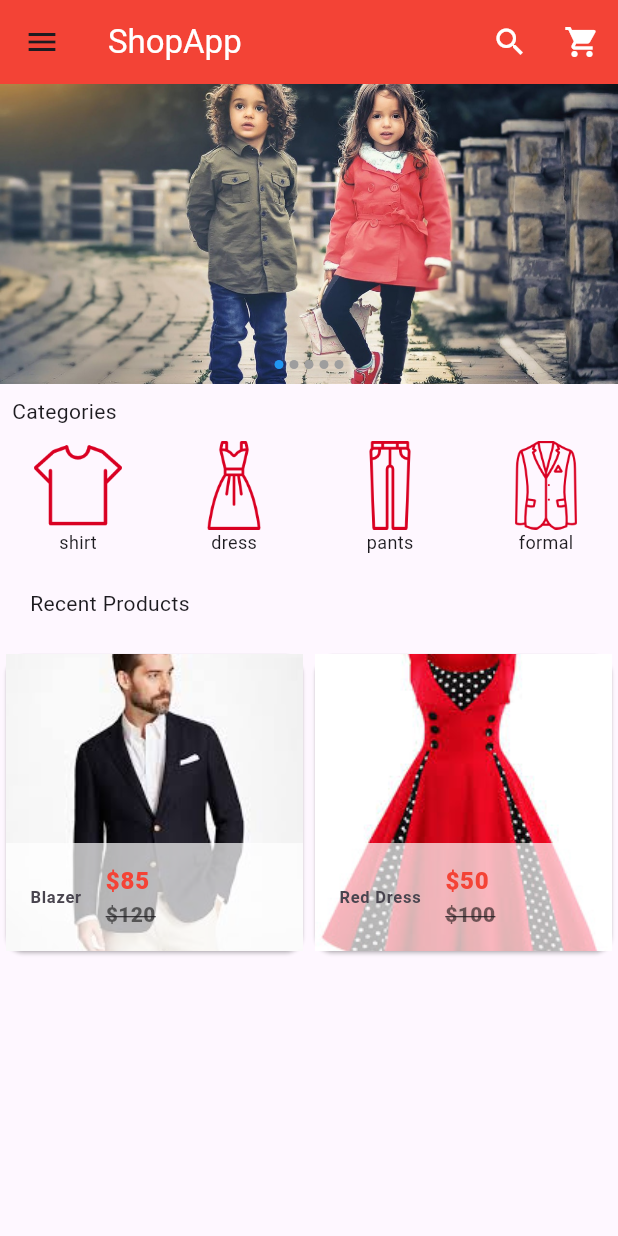
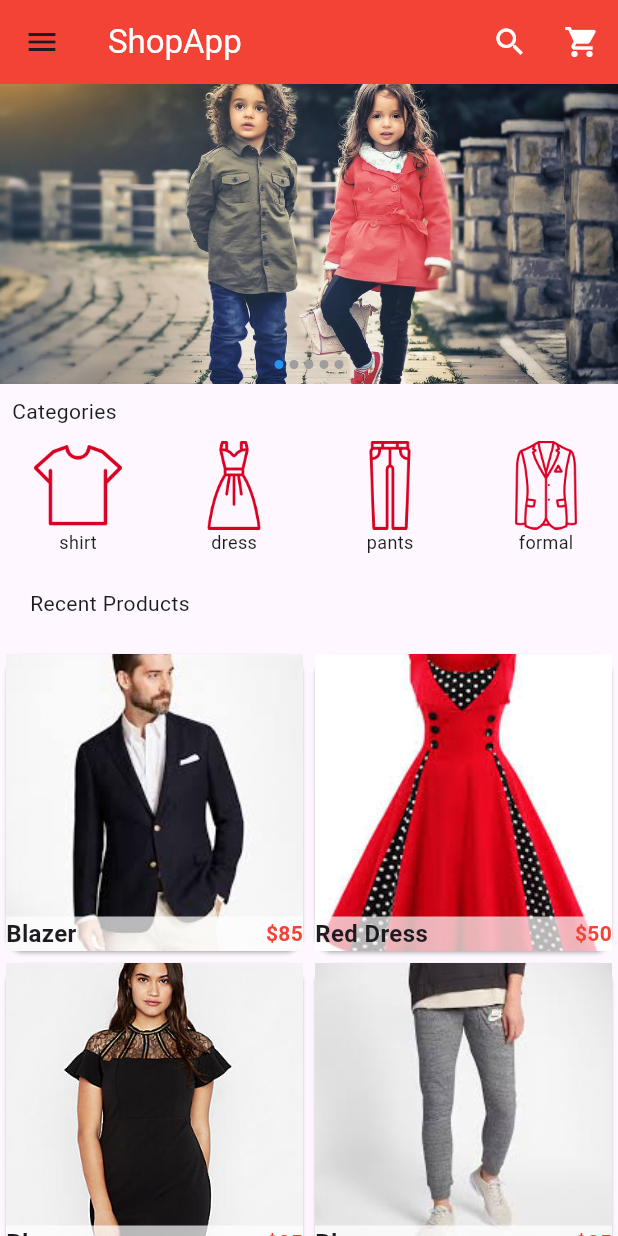
Before and after one commit to lesacIT/my_shop, a Flutter app: the screen it shows after launch, on a phone screen of 412 x 824 dp. Run offline on Flutter 3.47's test engine with Material 3 defaults, Android fonts, the phone set to English and light mode, and no system bars; drawn by our look-alikes of flutter_image_slideshow.

Commit message:
update Home page + product_details

```diff
--- a/lib/components/products.dart
+++ b/lib/components/products.dart
@@ -1,4 +1,5 @@
 import 'package:flutter/material.dart';
+import 'package:my_shop/pages/product_details.dart';
 
 class Products extends StatefulWidget {
   @override
@@ -18,7 +19,31 @@ class _ProductsState extends State<Products> {
       "picture": "images/products/dress1.jpeg",
       "old_price": 100,
       "price": 50,
-    }
+    },
+    {
+      "name": "Blazer",
+      "picture": "images/products/dress2.jpeg",
+      "old_price": 90,
+      "price": 85,
+    },
+    {
+      "name": "Blazer",
+      "picture": "images/products/pants2.jpeg",
+      "old_price": 120,
+      "price": 85,
+    },
+    {
+      "name": "Blazer",
+      "picture": "images/products/skt1.jpeg",
+      "old_price": 150,
+      "price": 125,
+    },
+    {
+      "name": "Blazer",
+      "picture": "images/products/skt2.jpeg",
+      "old_price": 140,
+      "price": 95,
+    },
   ];
 
   @override
@@ -60,29 +85,33 @@ class Single_prod extends StatelessWidget {
         tag: prod_name,
         child: Material(
           child: InkWell(
-            onTap: () {},
+            onTap: () => Navigator.of(context).push(new MaterialPageRoute(
+                //here we are passing the values of the product to the products detail
+                builder: (context) => new ProductDetails(
+                      product_details_name: prod_name,
+                      product_details_new_price: prod_price,
+                      product_details_old_price: prod_old_price,
+                      product_details_picture: prod_picture,
+                    ))),
             child: GridTile(
               footer: Container(
-                color: Colors.white70,
-                child: ListTile(
-                  leading: Text(
-                    prod_name,
-                    style: TextStyle(fontWeight: FontWeight.bold),
-                  ),
-                  title: Text(
-                    "\$$prod_price",
-                    style: TextStyle(
-                        color: Colors.red, fontWeight: FontWeight.w800),
-                  ),
-                  subtitle: Text(
-                    "\$$prod_old_price",
-                    style: TextStyle(
-                        color: Colors.black54,
-                        fontWeight: FontWeight.w800,
-                        decoration: TextDecoration.lineThrough),
-                  ),
-                ),
-              ),
+                  color: Colors.white70,
+                  child: new Row(
+                    children: [
+                      Expanded(
+                        child: Text(
+                          prod_name,
+                          style: TextStyle(
+                              fontWeight: FontWeight.bold, fontSize: 16.0),
+                        ),
+                      ),
+                      new Text(
+                        "\$${prod_price}",
+                        style: TextStyle(
+                            color: Colors.red, fontWeight: FontWeight.bold),
+                      )
+                    ],
+                  )),
               child: Image.asset(
                 prod_picture,
                 fit: BoxFit.cover,
--- a/lib/main.dart
+++ b/lib/main.dart
@@ -152,12 +152,14 @@ class HomePage extends StatelessWidget {
             child: new Text('Categories'),
           ),
           HorizontalList(),
+
+          //padding wiget
           new Padding(
             padding: const EdgeInsets.all(20.0),
             child: new Text('Recent Products'),
           ),
           Container(
-            height: 320.0,
+            height: 480.0,
             child: Products(),
           )
         ],
```
Also changed, not shown: lib/pages/product_details.dart (added, +272 -0 lines).
